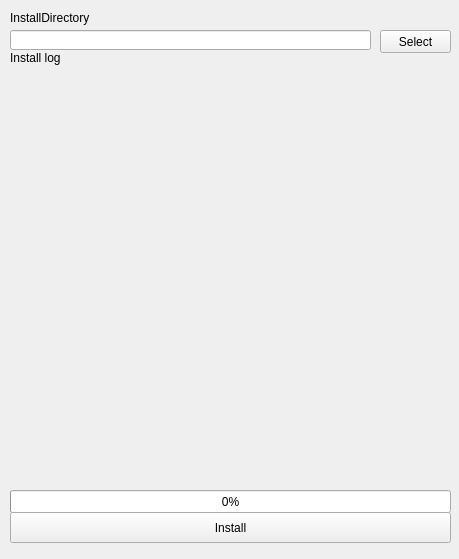
Before: the Qt Designer form lib/window.ui in thinking-grp/thinkerAI-Installer, drawn with Qt 5.
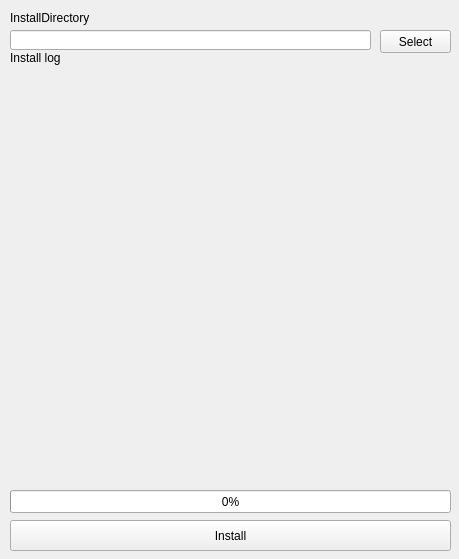
After: the same form once the commit is applied.

Commit message: 🎨UIの調整2

Diff of the .ui file:
```diff
--- a/lib/window.ui
+++ b/lib/window.ui
@@ -66,9 +66,9 @@
     <property name="geometry">
      <rect>
       <x>10</x>
-      <y>60</y>
+      <y>70</y>
       <width>441</width>
-      <height>421</height>
+      <height>411</height>
      </rect>
     </property>
     <property name="text">
@@ -95,7 +95,7 @@
     <property name="geometry">
      <rect>
       <x>10</x>
-      <y>512</y>
+      <y>520</y>
       <width>441</width>
       <height>31</height>
      </rect>
```
